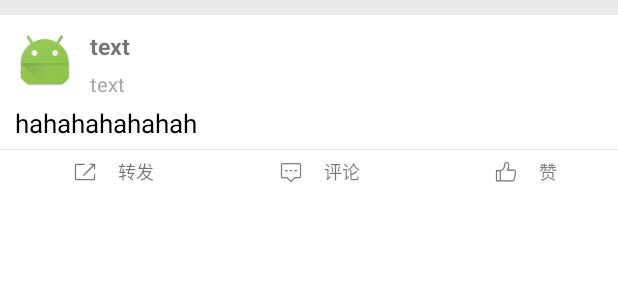
After one commit to codeCacher/WeiBo, an Android app: the layout blog_item.xml on its own in the app's theme, with its tools: preview values and no code run, on a phone screen of 412 x 824 dp. The commit adds this screen. Shown: the top 300 px of the screen. Run offline under Robolectric (Android 15) with nearby library versions, the phone set to English and light mode, and no system bars.

Commit message:
home time line
1.show  user name,blog information, text content use the
recyclerView.
2.custom the CircleView to show user's profile image
3.define blog item bottom bar

```diff
--- a/WeiBo/microblog/build.gradle
+++ b/WeiBo/microblog/build.gradle
@@ -31,5 +31,7 @@ dependencies {
     compile 'com.android.support.constraint:constraint-layout:1.0.2'
     compile 'com.squareup.retrofit2:retrofit:2.2.0'
     compile 'com.squareup.retrofit2:converter-gson:2.2.0'
+    compile 'com.android.support:recyclerview-v7:25.3.1'
+    compile 'com.squareup.picasso:picasso:2.5.2'
     testCompile 'junit:junit:4.12'
 }
--- a/WeiBo/microblog/src/main/java/com/cs/microblog/custom/Statuse.java
+++ b/WeiBo/microblog/src/main/java/com/cs/microblog/custom/Statuse.java
@@ -6,7 +6,7 @@ import java.util.List;
  * Created by Administrator on 2017/4/27.
  */
 
-class Statuse {
+public class Statuse {
     private String original_pic;
     private String created_at;
     private long id;
--- a/WeiBo/microblog/src/main/java/com/cs/microblog/custom/MyURLUtils.java
+++ b/WeiBo/microblog/src/main/java/com/cs/microblog/utils/MyURLUtils.java
@@ -1,4 +1,6 @@
-package com.cs.microblog.custom;
+package com.cs.microblog.utils;
+
+import com.cs.microblog.custom.Constants;
 
 import java.net.URL;
 
--- /dev/null
+++ b/WeiBo/microblog/src/main/java/com/cs/microblog/view/CircleImageView.java
@@ -0,0 +1,90 @@
+package com.cs.microblog.view;
+
+import android.content.Context;
+import android.graphics.Bitmap;
+import android.graphics.Canvas;
+import android.graphics.Paint;
+import android.graphics.PorterDuff;
+import android.graphics.PorterDuffXfermode;
+import android.graphics.Rect;
+import android.graphics.drawable.BitmapDrawable;
+import android.graphics.drawable.Drawable;
+import android.support.annotation.Nullable;
+import android.util.AttributeSet;
+
+/**
+ * Created by Administrator on 2017/4/29.
+ * Circle Image View
+ * recommend that the layout_wight equals to the layout_height
+ */
+
+public class CircleImageView extends android.support.v7.widget.AppCompatImageView {
+    private Paint mPaint;
+    private Canvas mDrawCanvas;
+    private PorterDuffXfermode mPDM_srcIn;
+    private PorterDuffXfermode mPDM_srcOver;
+    private Rect mSrcRect;
+    private Rect mDesRect;
+
+    public CircleImageView(Context context) {
+        super(context);
+        Init();
+    }
+
+    public CircleImageView(Context context, @Nullable AttributeSet attrs) {
+        super(context, attrs);
+        Init();
+    }
+
+    public CircleImageView(Context context, @Nullable AttributeSet attrs, int defStyleAttr) {
+        super(context, attrs, defStyleAttr);
+        Init();
+    }
+
+    /**
+     * Init the member variable
+     * Init the paint
+     */
+    private void Init() {
+        mDrawCanvas = new Canvas();
+        mPaint = new Paint();
+        mPDM_srcIn = new PorterDuffXfermode(PorterDuff.Mode.SRC_IN);
+        mPDM_srcOver = new PorterDuffXfermode(PorterDuff.Mode.SRC_OVER);
+        mSrcRect = new Rect();
+        mDesRect = new Rect();
+        mPaint.setAntiAlias(true);
+        mPaint.setFilterBitmap(true);
+        mPaint.setDither(true);
+    }
+
+    @Override
+    protected void onDraw(Canvas canvas) {
+        Drawable drawable = getDrawable();
+        if (drawable == null) {
+            return;
+        }
+        Bitmap bitmap = ((BitmapDrawable) drawable).getBitmap();
+        Bitmap circleBitmap = getCircleBitmap(bitmap, Math.min(getWidth() / 2, getHeight()/2));
+        canvas.drawBitmap(circleBitmap, 0, 0, mPaint);
+    }
+
+    /**
+     * Cut the Bitmap to a Circle Bitmap
+     * @param bitmap source Bitmap
+     * @param Radius the Circle Bitmap radius
+     * @return
+     */
+    private Bitmap getCircleBitmap(Bitmap bitmap, int Radius) {
+        Bitmap outBitmap = Bitmap.createBitmap(getWidth(), getHeight(), bitmap.getConfig());
+        mDrawCanvas.setBitmap(outBitmap);
+        mDrawCanvas.drawCircle(Radius, Radius, Radius, mPaint);
+        mPaint.setXfermode(mPDM_srcIn);
+        mSrcRect.set(0, 0, bitmap.getWidth(), bitmap.getHeight());
+        mDesRect.set(0, 0, getWidth(), getHeight());
+        mDrawCanvas.drawBitmap(bitmap, mSrcRect, mDesRect, mPaint);
+        mPaint.setXfermode(mPDM_srcOver);
+
+        return outBitmap;
+    }
+
+}
--- /dev/null
+++ b/WeiBo/microblog/src/main/res/layout/blog_item.xml
@@ -0,0 +1,74 @@
+<?xml version="1.0" encoding="utf-8"?>
+<LinearLayout xmlns:android="http://schemas.android.com/apk/res/android"
+    android:layout_width="match_parent"
+    android:layout_height="match_parent"
+    android:background="@color/colorGrayWhite"
+    android:orientation="vertical">
+
+    <LinearLayout xmlns:android="http://schemas.android.com/apk/res/android"
+        android:layout_width="match_parent"
+        android:layout_height="match_parent"
+        android:layout_marginTop="10dp"
+        android:background="@color/colorWhite"
+        android:orientation="vertical">
+
+        <RelativeLayout
+            android:id="@+id/rl_blog_title"
+            android:layout_width="match_parent"
+            android:layout_height="60dp">
+
+            <com.cs.microblog.view.CircleImageView
+                android:id="@+id/iv_blog_title"
+                android:layout_width="40dp"
+                android:layout_height="match_parent"
+                android:layout_alignParentLeft="true"
+                android:layout_alignParentStart="true"
+                android:layout_marginBottom="10dp"
+                android:layout_marginLeft="10dp"
+                android:layout_marginStart="10dp"
+                android:layout_marginTop="10dp"
+                android:src="@mipmap/ic_launcher" />
+
+            <TextView
+                android:id="@+id/tv_user_name"
+                android:layout_width="wrap_content"
+                android:layout_height="wrap_content"
+                android:layout_marginLeft="10dp"
+                android:layout_marginStart="10dp"
+                android:layout_marginTop="10dp"
+                android:layout_toEndOf="@+id/iv_blog_title"
+                android:layout_toRightOf="@+id/iv_blog_title"
+                android:text="text"
+                android:textSize="15sp"
+                android:textStyle="bold" />
+
+            <TextView
+                android:id="@+id/tv_blog_info"
+                android:layout_width="wrap_content"
+                android:layout_height="wrap_content"
+                android:layout_below="@+id/tv_user_name"
+                android:layout_marginLeft="10dp"
+                android:layout_marginStart="10dp"
+                android:layout_marginTop="5dp"
+                android:layout_toEndOf="@+id/iv_blog_title"
+                android:layout_toRightOf="@+id/iv_blog_title"
+                android:text="text"
+                android:textColor="@color/colorGrayBlack"
+                android:textSize="13sp" />
+        </RelativeLayout>
+
+        <TextView
+            android:id="@+id/tv_blog_text"
+            android:layout_width="match_parent"
+            android:layout_height="wrap_content"
+            android:layout_marginLeft="10dp"
+            android:layout_marginStart="10dp"
+            android:text="hahahahahahah"
+            android:textColor="@color/colorBlack"
+            android:textSize="17dp" />
+
+        <include
+            android:id="@+id/blog"
+            layout="@layout/blog_item_bottom_bar" />
+    </LinearLayout>
+</LinearLayout>
--- /dev/null
+++ b/WeiBo/microblog/src/main/res/layout/blog_item_bottom_bar.xml
@@ -0,0 +1,96 @@
+<?xml version="1.0" encoding="utf-8"?>
+<RelativeLayout xmlns:android="http://schemas.android.com/apk/res/android"
+    android:layout_width="match_parent"
+    android:layout_marginTop="5dp"
+    android:layout_height="30dp">
+
+    <View
+        android:id="@+id/v"
+        android:layout_width="match_parent"
+        android:layout_height="1px"
+        android:background="@color/colorGrayWhite" />
+
+    <LinearLayout
+        android:layout_width="match_parent"
+        android:layout_height="match_parent"
+        android:layout_below="@id/v">
+
+        <RelativeLayout
+            android:layout_width="0dp"
+            android:layout_weight="1"
+            android:gravity="center"
+            android:layout_height="match_parent" >
+
+            <ImageView
+                android:id="@+id/iv_repost"
+                android:layout_marginTop="5dp"
+                android:layout_marginBottom="5dp"
+                android:src="@drawable/artical_detail_icon_repost"
+                android:layout_width="wrap_content"
+                android:layout_height="match_parent" />
+
+            <TextView
+                android:layout_width="wrap_content"
+                android:layout_toRightOf="@id/iv_repost"
+                android:text="转发"
+                android:textSize="12sp"
+                android:layout_gravity="center"
+                android:gravity="center"
+                android:layout_height="match_parent" />
+
+        </RelativeLayout>
+
+        <RelativeLayout
+            android:layout_width="0dp"
+            android:layout_weight="1"
+            android:gravity="center"
+            android:layout_height="match_parent" >
+
+            <ImageView
+                android:id="@+id/iv_comment"
+                android:layout_marginTop="5dp"
+                android:layout_marginBottom="5dp"
+                android:src="@drawable/artical_detail_icon_comment"
+                android:layout_width="wrap_content"
+                android:layout_height="match_parent" />
+
+            <TextView
+                android:layout_width="wrap_content"
+                android:layout_toRightOf="@id/iv_comment"
+                android:text="评论"
+                android:textSize="12sp"
+                android:layout_gravity="center"
+                android:gravity="center"
+                android:layout_height="match_parent" />
+
+        </RelativeLayout>
+
+        <RelativeLayout
+            android:layout_width="0dp"
+            android:layout_weight="1"
+            android:gravity="center"
+            android:layout_height="match_parent" >
+
+            <ImageView
+                android:id="@+id/iv_like"
+                android:layout_marginTop="5dp"
+                android:layout_marginBottom="5dp"
+                android:src="@drawable/artical_detail_icon_like"
+                android:layout_width="wrap_content"
+                android:layout_height="match_parent" />
+
+            <TextView
+                android:layout_width="wrap_content"
+                android:layout_toRightOf="@id/iv_like"
+                android:text="赞"
+                android:textSize="12sp"
+                android:layout_gravity="center"
+                android:gravity="center"
+                android:layout_height="match_parent" />
+
+        </RelativeLayout>
+
+    </LinearLayout>
+
+
+</RelativeLayout>
--- a/WeiBo/microblog/src/main/res/layout/bottom_bar.xml
+++ b/WeiBo/microblog/src/main/res/layout/bottom_bar.xml
@@ -6,10 +6,7 @@
     android:layout_alignParentBottom="true"
     android:background="@color/colorWhite"
     android:baselineAligned="false"
-    android:orientation="horizontal"
-    android:shadowColor="@color/colorGrayWhite"
-    android:shadowDy="1"
-    android:shadowRadius="1">
+    android:orientation="horizontal">
 
     <RelativeLayout
         android:id="@+id/rl_home"
--- a/WeiBo/microblog/src/main/res/values/colors.xml
+++ b/WeiBo/microblog/src/main/res/values/colors.xml
@@ -4,7 +4,8 @@
     <color name="colorPrimaryDark">#303F9F</color>
     <color name="colorAccent">#FF4081</color>
     <color name="colorWhite">#ffffff</color>
-    <color name="colorGrayWhite">#696868</color>
+    <color name="colorGrayWhite">#e9e9e9</color>
+    <color name="colorGrayBlack">#a7a7a7</color>
     <color name="colorOrange">#ec9c08</color>
     <color name="colorGrayOrange">#81551b</color>
     <color name="colorBlack">#000000</color>
```
Also changed, not shown: WeiBo/microblog/src/main/java/com/cs/microblog/activity/MainActivity.java (+9 -4 lines), WeiBo/microblog/src/main/java/com/cs/microblog/custom/AdapterBlogItem.java (added, +143 -0 lines), WeiBo/microblog/src/main/java/com/cs/microblog/custom/BlogTitleView.java (added, +27 -0 lines), WeiBo/microblog/src/main/java/com/cs/microblog/custom/LoginWebViewClient.java (+5 -6 lines), WeiBo/microblog/src/main/java/com/cs/microblog/fragment/HomeFragment.java (added, +38 -0 lines), WeiBo/microblog/src/main/java/com/cs/microblog/utils/SharedPreferencesUtils.java (added, +74 -0 lines), WeiBo/microblog/src/main/java/com/cs/microblog/utils/TimeUtils.java (added, +25 -0 lines), WeiBo/microblog/src/main/res/layout/fragment_home.xml (added, +14 -0 lines), WeiBo/microblog/src/main/res/drawable/artical_detail_icon_comment.png (added), WeiBo/microblog/src/main/res/drawable/artical_detail_icon_like.png (added), WeiBo/microblog/src/main/res/drawable/artical_detail_icon_repost.png (added).
